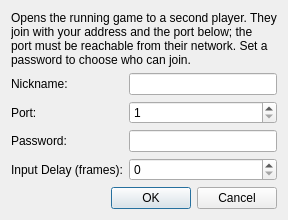
This is src/riverhorse-qt/netplaycreatesessiondialog.ui in thenotoriousfox/riverhorse as Qt 5 draws it before an edit. The edited form follows.
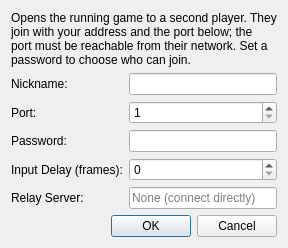
This is the edited form.

Commit message: Netplay for four players, through a relay if needed

What changed in the file:
```diff
--- a/src/riverhorse-qt/netplaycreatesessiondialog.ui
+++ b/src/riverhorse-qt/netplaycreatesessiondialog.ui
@@ -83,6 +83,23 @@
        </property>
       </widget>
      </item>
+     <item row="4" column="0">
+      <widget class="QLabel" name="relayServerLabel">
+       <property name="text">
+        <string>Relay Server:</string>
+       </property>
+      </widget>
+     </item>
+     <item row="4" column="1">
+      <widget class="QLineEdit" name="relayServer">
+       <property name="placeholderText">
+        <string>None (connect directly)</string>
+       </property>
+       <property name="toolTip">
+        <string>Address of a relay server (host or host:port), for players who can't reach each other directly. Everyone in the session must use the same one.</string>
+       </property>
+      </widget>
+     </item>
     </layout>
    </item>
    <item>
```
The commit also changes 21 other files.
